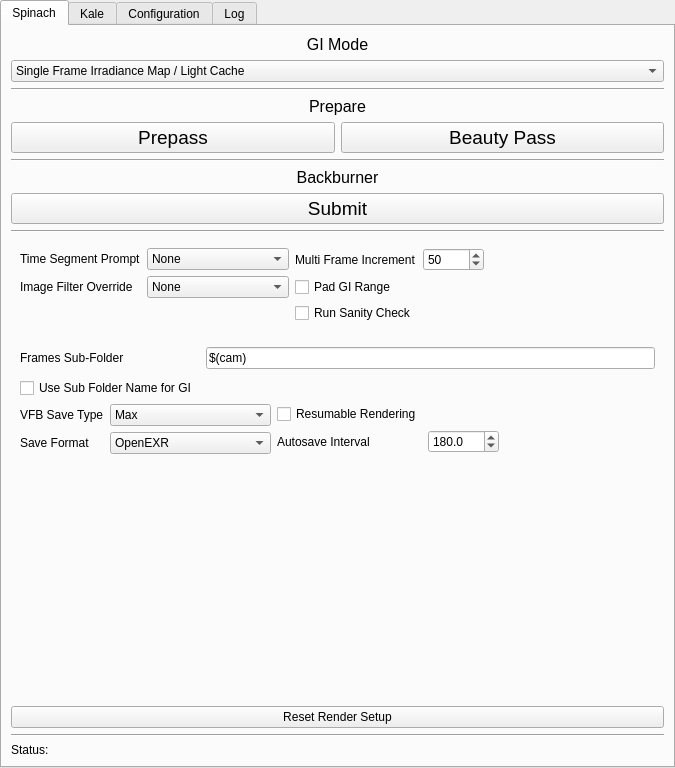
Old version of the form src/renderFarmingMainWidget.ui in the repository stephensmitchell-forks/renderFarming.
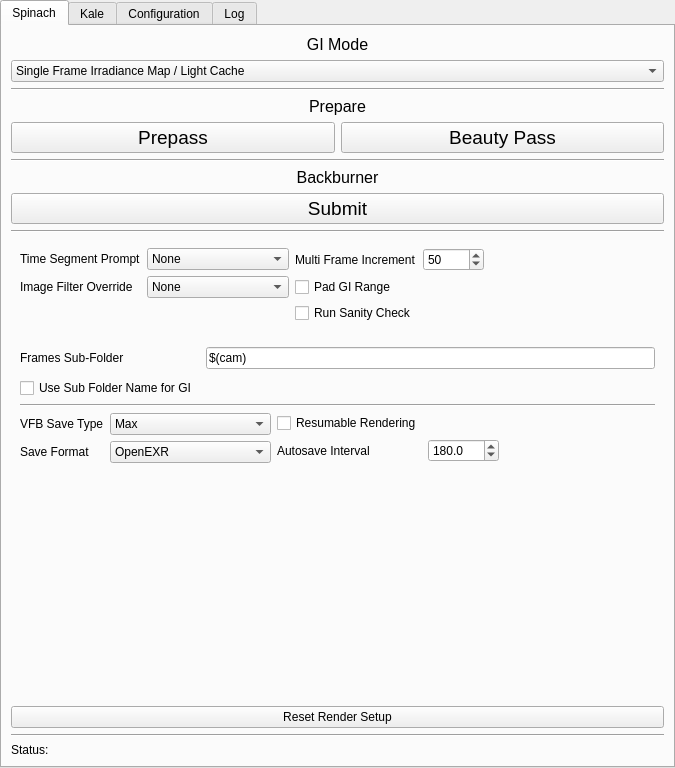
New version of the form. Custom widgets are drawn as their Qt base class.

What changed in the file:
```diff
--- a/src/renderFarmingMainWidget.ui
+++ b/src/renderFarmingMainWidget.ui
@@ -547,6 +547,13 @@
          </item>
         </layout>
        </item>
+       <item>
+        <widget class="Line" name="line_4">
+         <property name="orientation">
+          <enum>Qt::Horizontal</enum>
+         </property>
+        </widget>
+       </item>
        <item>
         <layout class="QHBoxLayout" name="sp_frame_buffer_settings_hl">
          <item>
```
